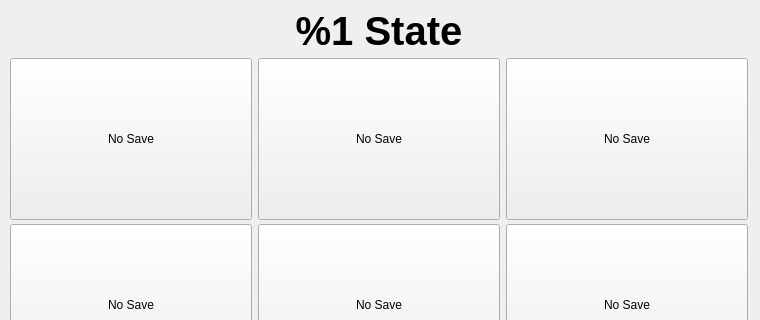
Old version of the form Libretro/mgba/src/platform/qt/LoadSaveState.ui in the repository kiddreads/Avalon-copy2; both pictures show x 0 to 760 and y 0 to 320 of the 760 by 560 pixel window.
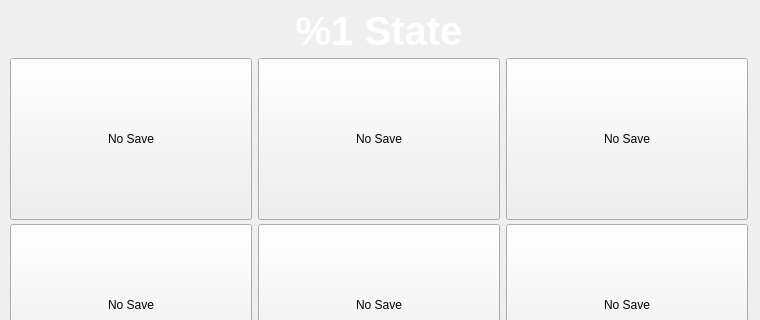
New version of the form. Custom widgets are drawn as their Qt base class.

Commit message: Paint background on savestate window

Patch:
```diff
--- a/Libretro/mgba/src/platform/qt/LoadSaveState.ui
+++ b/Libretro/mgba/src/platform/qt/LoadSaveState.ui
@@ -94,7 +94,7 @@
       </sizepolicy>
      </property>
      <property name="styleSheet">
-      <string notr="true">font-size: 30pt; font-weight: bold;</string>
+      <string notr="true">font-size: 30pt; font-weight: bold; color: white;</string>
      </property>
      <property name="text">
       <string>%1 State</string>
```
The commit also changes 3 other files.
